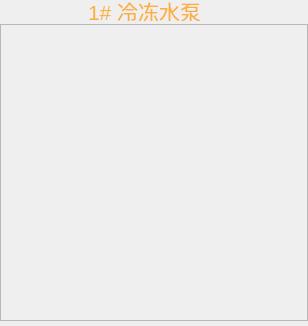
Qt form Window/Module/chilledbump.ui (caosq/ChickenFarm) before a commit.
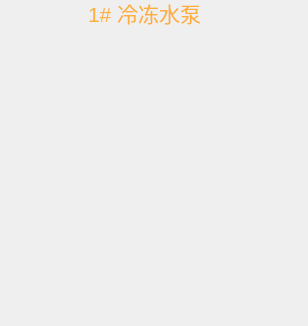
The same form after that commit. Icons and pictures are not drawn.

Diff of the .ui file:
```diff
--- a/Window/Module/chilledbump.ui
+++ b/Window/Module/chilledbump.ui
@@ -13,17 +13,21 @@
   <property name="windowTitle">
    <string>Form</string>
   </property>
+  <property name="styleSheet">
+   <string notr="true">border-style:none;</string>
+  </property>
   <widget class="QFrame" name="frame">
    <property name="geometry">
     <rect>
      <x>0</x>
-     <y>24</y>
+     <y>20</y>
      <width>308</width>
-     <height>297</height>
+     <height>301</height>
     </rect>
    </property>
    <property name="styleSheet">
     <string notr="true">#frame{
+background:transparent;
 border-image: url(:/UI/Widget/System_Bump_3.png);}</string>
    </property>
    <property name="frameShape">
@@ -39,7 +43,7 @@
      <x>88</x>
      <y>0</y>
      <width>129</width>
-     <height>21</height>
+     <height>25</height>
     </rect>
    </property>
    <property name="palette">
```
